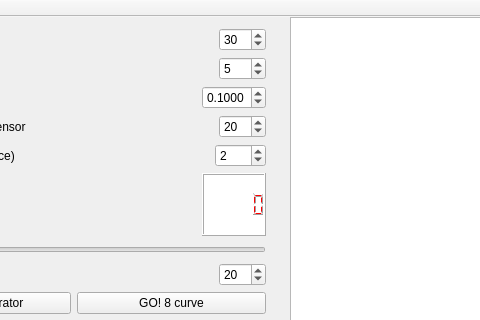
This is mainwindow.ui in qbrefort/Qinter as Qt 5 draws it before an edit; both pictures show x 140 to 620 and y 0 to 320 of the 1013 by 632 pixel window. The edited form follows.
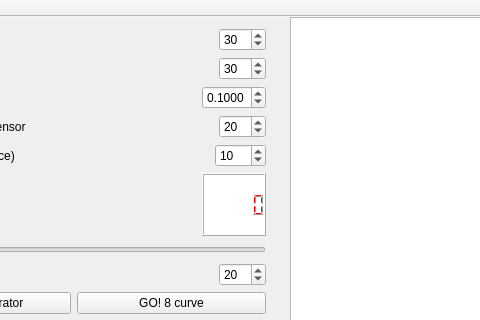
This is the edited form.

Patch:
```diff
--- a/mainwindow.ui
+++ b/mainwindow.ui
@@ -95,7 +95,7 @@
           <number>100</number>
          </property>
          <property name="value">
-          <number>5</number>
+          <number>30</number>
          </property>
         </widget>
        </item>
@@ -233,7 +233,7 @@
           <double>1.000000000000000</double>
          </property>
          <property name="value">
-          <double>2.000000000000000</double>
+          <double>10.000000000000000</double>
          </property>
         </widget>
        </item>
```
